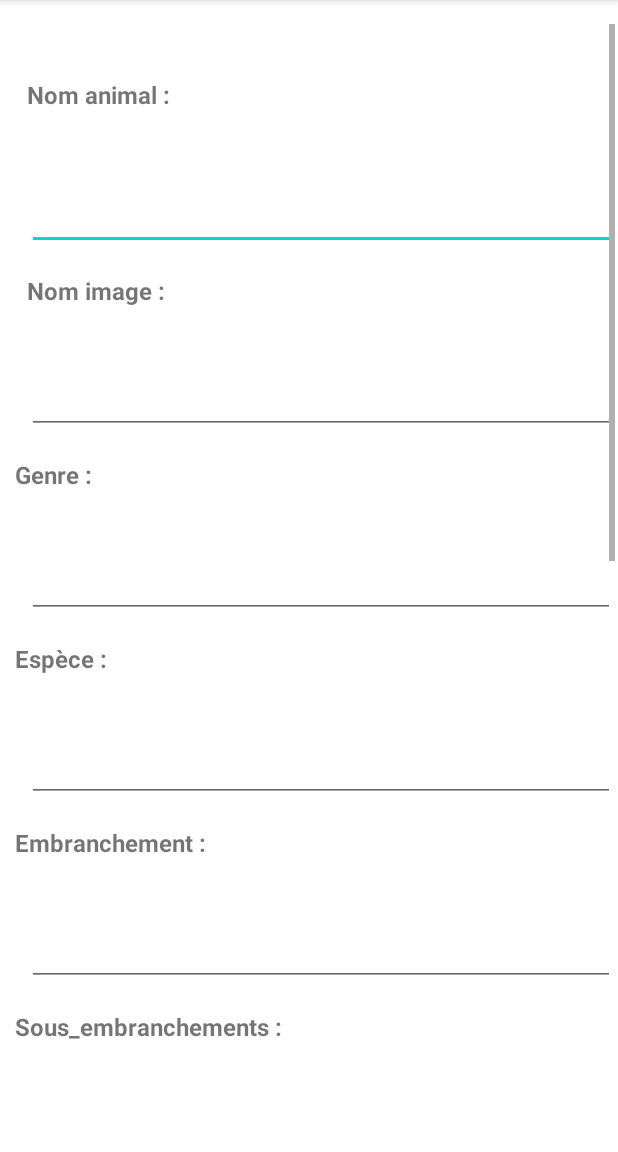
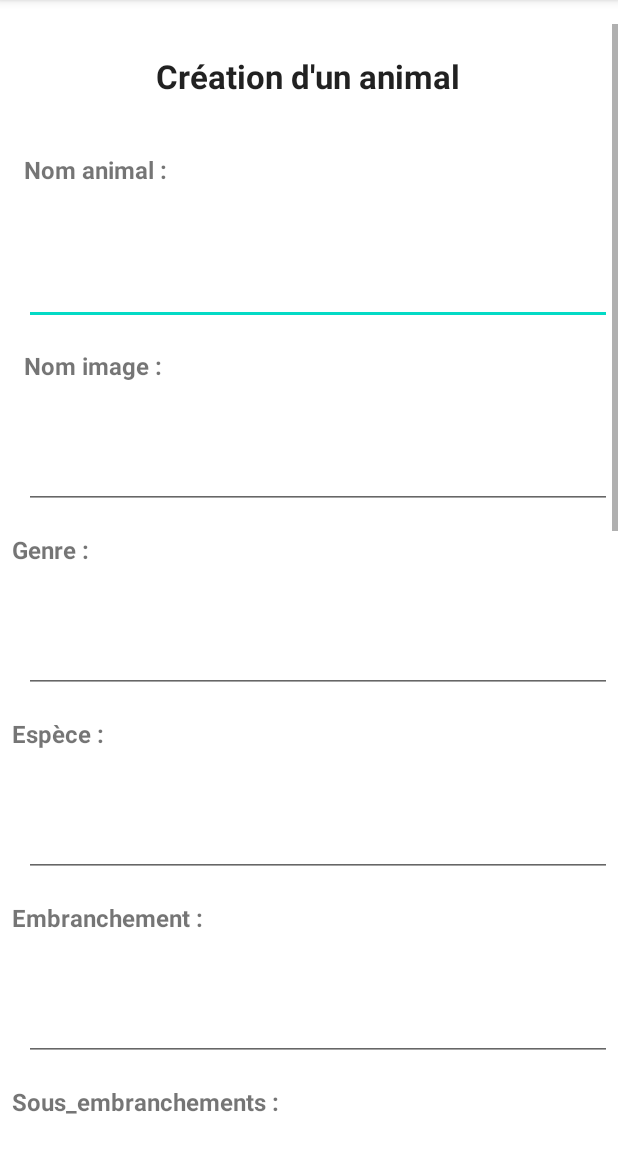
Before and after one commit to Joktaa/Animaux, an Android app: the fragment CreateUpdateAnimal shown on its own in the app's theme, on a phone screen of 412 x 824 dp, the part 84-1236 px from its top. Run offline under Robolectric (Android 15) with nearby library versions, the phone set to English and light mode, and no system bars; network calls fail; 2 statements that could not run were skipped.

Commit message:
Ajout direction du fragment + ajout option modifier animal + bouton ajouter animal + appel api lors de la modification de l'animal

```diff
--- a/app/build.gradle
+++ b/app/build.gradle
@@ -58,4 +58,5 @@ dependencies {
     implementation("androidx.navigation:navigation-ui:$nav_version")
     implementation("androidx.navigation:navigation-dynamic-features-fragment:$nav_version")
     implementation("androidx.navigation:navigation-compose:$nav_version")
+
 }
--- a/app/src/main/res/layout/fragment_create_update_animal.xml
+++ b/app/src/main/res/layout/fragment_create_update_animal.xml
@@ -18,30 +18,45 @@
 
 
         <androidx.constraintlayout.widget.ConstraintLayout
-            android:id="@+id/linearLayout2"
             android:layout_width="wrap_content"
             android:layout_height="wrap_content"
-            android:orientation="vertical"
             app:layout_constraintEnd_toEndOf="parent"
             app:layout_constraintHorizontal_bias="0.0"
             app:layout_constraintStart_toStartOf="parent"
+            app:layout_constraintTop_toBottomOf="@+id/buttonSaveAnimal"
             app:layout_constraintTop_toTopOf="parent">
+
+            <TextView
+                android:id="@+id/titre"
+                android:layout_width="377dp"
+                android:layout_height="70dp"
+                android:layout_marginStart="175dp"
+                android:layout_marginEnd="178dp"
+                android:gravity="center"
+                android:textAlignment="center"
+                android:textAllCaps="false"
+                android:textAppearance="@style/TextAppearance.AppCompat.Large"
+                android:textStyle="bold"
+                app:layout_constraintEnd_toEndOf="parent"
+                app:layout_constraintHorizontal_bias="0.5"
+                app:layout_constraintStart_toStartOf="parent"
+                app:layout_constraintTop_toTopOf="parent" />
 
             <TextView
                 android:id="@+id/textViewNomAnimal"
                 android:layout_width="143dp"
                 android:layout_height="31dp"
                 android:layout_marginStart="16dp"
-                android:layout_marginTop="36dp"
+                android:layout_marginTop="16dp"
                 android:text="@string/nom_animal"
                 android:textAlignment="textStart"
                 android:textSize="16sp"
                 android:textStyle="bold"
                 app:layout_constraintStart_toStartOf="parent"
-                app:layout_constraintTop_toTopOf="parent" />
+                app:layout_constraintTop_toBottomOf="@+id/titre" />
 
             <EditText
-                android:id="@+id/descpritionNom"
+                android:id="@+id/descriptionNom"
                 android:layout_width="392dp"
                 android:layout_height="67dp"
                 android:layout_marginStart="16dp"
@@ -63,10 +78,10 @@
                 android:textSize="16sp"
                 android:textStyle="bold"
                 app:layout_constraintStart_toStartOf="parent"
-                app:layout_constraintTop_toBottomOf="@+id/descpritionNom" />
+                app:layout_constraintTop_toBottomOf="@+id/descriptionNom" />
 
             <EditText
-                android:id="@+id/descpritionNomImage"
+                android:id="@+id/descriptionNomImage"
                 android:layout_width="392dp"
                 android:layout_height="67dp"
                 android:layout_marginStart="16dp"
@@ -78,7 +93,7 @@
                 app:layout_constraintTop_toBottomOf="@+id/textViewNomImage" />
 
             <EditText
-                android:id="@+id/descpritionOrdre"
+                android:id="@+id/descriptionOrdre"
                 android:layout_width="392dp"
                 android:layout_height="67dp"
                 android:layout_marginStart="16dp"
@@ -101,10 +116,10 @@
                 android:textSize="16sp"
                 android:textStyle="bold"
                 app:layout_constraintStart_toStartOf="parent"
-                app:layout_constraintTop_toBottomOf="@+id/descpritionSousEmbranchement" />
+                app:layout_constraintTop_toBottomOf="@+id/descriptionSousEmbranchement" />
 
             <EditText
-                android:id="@+id/descpritionSousEmbranchement"
+                android:id="@+id/descriptionSousEmbranchement"
                 android:layout_width="392dp"
                 android:layout_height="67dp"
                 android:layout_marginStart="16dp"
@@ -113,8 +128,7 @@
                 android:textAlignment="textStart"
                 app:layout_constraintStart_toStartOf="parent"
                 app:layout_constraintTop_toBottomOf="@+id/textViewSousEmbranchement"
-                tools:ignore="EditableContentDescCheck"
-                />
+                tools:ignore="EditableContentDescCheck" />
 
             <TextView
                 android:id="@+id/textViewSousEmbranchement"
@@ -127,10 +141,10 @@
                 android:textSize="16sp"
                 android:textStyle="bold"
                 app:layout_constraintStart_toStartOf="parent"
-                app:layout_constraintTop_toBottomOf="@+id/descpritionEmbranchement" />
+                app:layout_constraintTop_toBottomOf="@+id/descriptionEmbranchement" />
 
             <EditText
-                android:id="@+id/descpritionEmbranchement"
+                android:id="@+id/descriptionEmbranchement"
                 android:layout_width="392dp"
                 android:layout_height="67dp"
                 android:layout_marginStart="16dp"
@@ -153,10 +167,10 @@
                 android:textSize="16sp"
                 android:textStyle="bold"
                 app:layout_constraintStart_toStartOf="parent"
-                app:layout_constraintTop_toBottomOf="@+id/descpritionEspece" />
+                app:layout_constraintTop_toBottomOf="@+id/descriptionEspece" />
 
             <EditText
-                android:id="@+id/descpritionEspece"
+                android:id="@+id/descriptionEspece"
                 android:layout_width="392dp"
                 android:layout_height="67dp"
                 android:layout_marginStart="16dp"
@@ -179,10 +193,10 @@
                 android:textSize="16sp"
                 android:textStyle="bold"
                 app:layout_constraintStart_toStartOf="parent"
-                app:layout_constraintTop_toBottomOf="@+id/descpritionGenre" />
+                app:layout_constraintTop_toBottomOf="@+id/descriptionGenre" />
 
             <EditText
-                android:id="@+id/descpritionGenre"
+                android:id="@+id/descriptionGenre"
                 android:layout_width="392dp"
                 android:layout_height="67dp"
                 android:layout_marginStart="16dp"
@@ -204,7 +218,7 @@
                 android:textSize="16sp"
                 android:textStyle="bold"
                 app:layout_constraintStart_toStartOf="parent"
-                app:layout_constraintTop_toBottomOf="@+id/descpritionNomImage" />
+                app:layout_constraintTop_toBottomOf="@+id/descriptionNomImage" />
 
             <TextView
                 android:id="@+id/textViewUicn"
@@ -217,10 +231,10 @@
                 android:textSize="16sp"
                 android:textStyle="bold"
                 app:layout_constraintStart_toStartOf="parent"
-                app:layout_constraintTop_toBottomOf="@+id/descpritionOrdre" />
+                app:layout_constraintTop_toBottomOf="@+id/descriptionOrdre" />
 
             <EditText
-                android:id="@+id/descpritionUicn"
+                android:id="@+id/descriptionUicn"
                 android:layout_width="392dp"
                 android:layout_height="67dp"
                 android:layout_marginStart="16dp"
@@ -243,10 +257,10 @@
                 android:textSize="16sp"
                 android:textStyle="bold"
                 app:layout_constraintStart_toStartOf="parent"
-                app:layout_constraintTop_toBottomOf="@+id/descpritionUicn" />
+                app:layout_constraintTop_toBottomOf="@+id/descriptionUicn" />
 
             <EditText
-                android:id="@+id/descpritionPhysiques"
+                android:id="@+id/descriptionPhysiques"
                 android:layout_width="392dp"
                 android:layout_height="67dp"
                 android:layout_marginStart="16dp"
@@ -269,10 +283,10 @@
                 android:textSize="16sp"
                 android:textStyle="bold"
                 app:layout_constraintStart_toStartOf="parent"
-                app:layout_constraintTop_toBottomOf="@+id/descpritionPhysiques" />
+                app:layout_constraintTop_toBottomOf="@+id/descriptionPhysiques" />
 
             <EditText
-                android:id="@+id/descpritionSexes"
+                android:id="@+id/descriptionSexes"
                 android:layout_width="392dp"
                 android:layout_height="67dp"
                 android:layout_marginStart="16dp"
@@ -295,10 +309,10 @@
                 android:textSize="16sp"
                 android:textStyle="bold"
                 app:layout_constraintStart_toStartOf="parent"
-                app:layout_constraintTop_toBottomOf="@+id/descpritionSexes" />
+                app:layout_constraintTop_toBottomOf="@+id/descriptionSexes" />
 
             <EditText
-                android:id="@+id/descpritionVies"
+                android:id="@+id/descriptionVies"
                 android:layout_width="392dp"
                 android:layout_height="67dp"
                 android:layout_marginStart="16dp"
@@ -315,16 +329,16 @@
                 android:layout_height="31dp"
                 android:layout_marginStart="8dp"
                 android:layout_marginTop="20dp"
+                android:inputType="textMultiLine"
                 android:text="@string/fiche_reproductions"
                 android:textAlignment="textStart"
                 android:textSize="16sp"
                 android:textStyle="bold"
                 app:layout_constraintStart_toStartOf="parent"
-                app:layout_constraintTop_toBottomOf="@+id/descpritionVies"
-                android:inputType="textMultiLine" />
+                app:layout_constraintTop_toBottomOf="@+id/descriptionVies" />
 
             <EditText
-                android:id="@+id/descpritionReproductions"
+                android:id="@+id/descriptionReproductions"
                 android:layout_width="392dp"
                 android:layout_height="67dp"
                 android:layout_marginStart="16dp"
@@ -347,10 +361,10 @@
                 android:textSize="16sp"
                 android:textStyle="bold"
                 app:layout_constraintStart_toStartOf="parent"
-                app:layout_constraintTop_toBottomOf="@+id/descpritionReproductions" />
+                app:layout_constraintTop_toBottomOf="@+id/descriptionReproductions" />
 
             <EditText
-                android:id="@+id/descpritionGeographie"
+                android:id="@+id/descriptionGeographie"
                 android:layout_width="392dp"
                 android:layout_height="67dp"
                 android:layout_marginStart="16dp"
@@ -362,6 +376,17 @@
                 app:layout_constraintTop_toBottomOf="@+id/textViewGeographie"
                 tools:ignore="EditableContentDescCheck" />
 
+            <Button
+                android:id="@+id/buttonSaveAnimal"
+                android:layout_width="wrap_content"
+                android:layout_height="wrap_content"
+                android:textAlignment="center"
+                app:layout_constraintEnd_toEndOf="parent"
+                app:layout_constraintStart_toStartOf="parent"
+                app:layout_constraintTop_toBottomOf="@+id/descriptionGeographie"
+                tools:text="Enregistrer" />
+
         </androidx.constraintlayout.widget.ConstraintLayout>
     </ScrollView>
+
 </androidx.constraintlayout.widget.ConstraintLayout>
```
Also changed, not shown: app/src/main/java/fr/jorisrouziere/animaux/fragments/AnimalsListFragment.java (+8 -4 lines), app/src/main/java/fr/jorisrouziere/animaux/fragments/CreateUpdateAnimal.java (+86 -1 lines), app/src/main/java/fr/jorisrouziere/animaux/fragments/FicheAnimalFragment.java (+45 -11 lines), app/src/main/res/layout/fragment_fiche_animal.xml (+21 -21 lines), app/src/main/res/menu/menu_fiche_animal.xml (added, +8 -0 lines), app/src/main/res/navigation/nav_graph.xml (+24 -0 lines).
